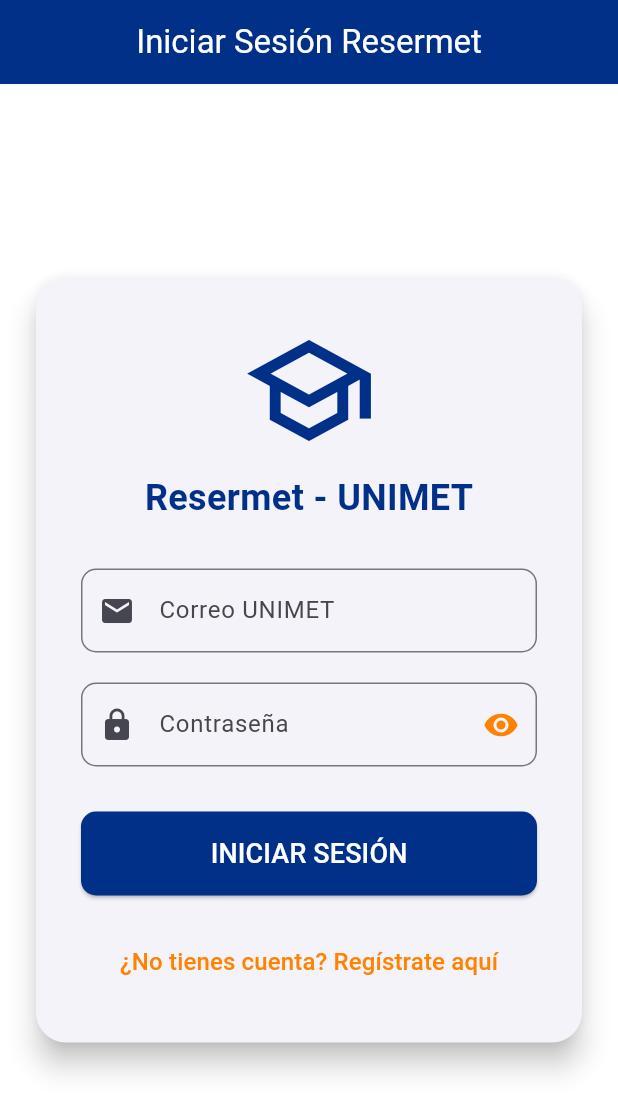
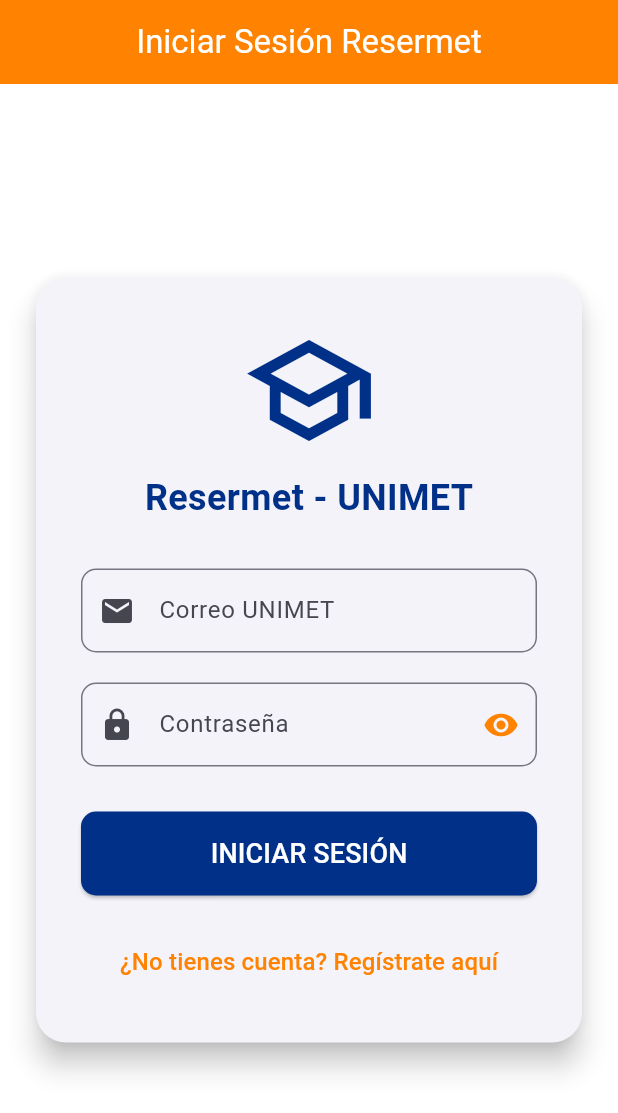
Before and after one commit to CarlRTS/RESERMET_IS, a Flutter app: the screen it shows after launch, on a phone screen of 412 x 824 dp. Shown: the top 1113 px of the screen. Run offline on Flutter 3.47's test engine with Material 3 defaults, Android fonts, the light colour scheme and no system bars; our stand-ins replace supabase_flutter; accounts and stored records are empty.

Commit message:
appbar color orange

```diff
--- a/resermet_2/lib/main.dart
+++ b/resermet_2/lib/main.dart
@@ -33,7 +33,7 @@
         ),
         scaffoldBackgroundColor: Colors.white,
         appBarTheme: const AppBarTheme(
-          backgroundColor: AppColors.unimetBlue,
+          backgroundColor: AppColors.unimetOrange,
           foregroundColor: Colors.white,
           centerTitle: true,
           elevation: 0,
```
